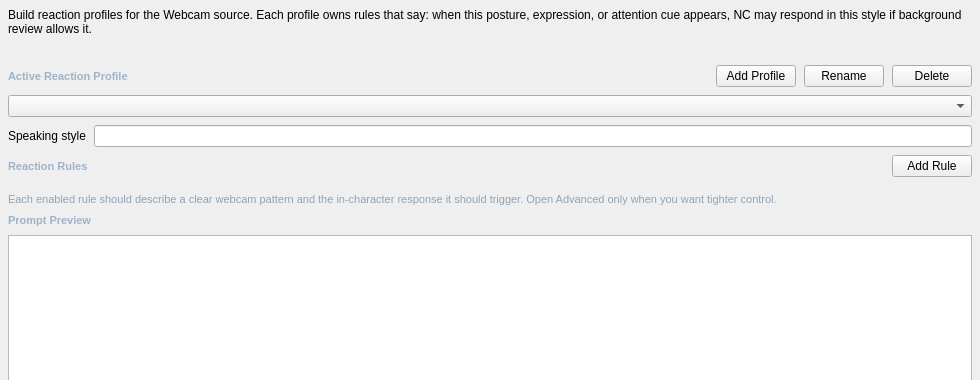
This is addons/webcam_supervisor/ui/webcam_supervisor.ui in Rakile/NeuralCompanion as Qt 5 draws it before an edit; both pictures show x 0 to 980 and y 0 to 380 of the 980 by 760 pixel window. The edited form follows.
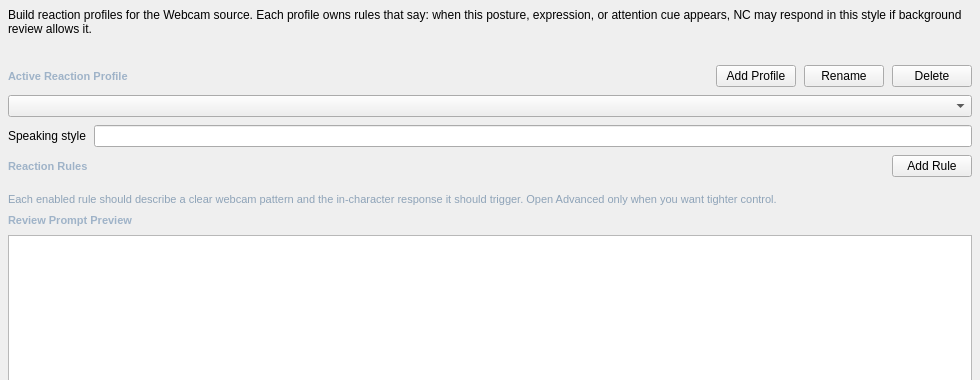
This is the edited form.

What changed in the file:
```diff
--- a/addons/webcam_supervisor/ui/webcam_supervisor.ui
+++ b/addons/webcam_supervisor/ui/webcam_supervisor.ui
@@ -36,7 +36,7 @@
    </item>
    <item><widget class="QWidget" name="webcam_supervisor_behaviors_widget"><layout class="QVBoxLayout" name="webcam_supervisor_behaviors_layout"><property name="leftMargin"><number>0</number></property><property name="topMargin"><number>0</number></property><property name="rightMargin"><number>0</number></property><property name="bottomMargin"><number>0</number></property><property name="spacing"><number>8</number></property></layout></widget></item>
    <item><widget class="QLabel" name="webcam_supervisor_note_label"><property name="styleSheet"><string notr="true">color: #8ea3b8; font-size: 11px;</string></property><property name="text"><string>Each enabled rule should describe a clear webcam pattern and the in-character response it should trigger. Open Advanced only when you want tighter control.</string></property><property name="wordWrap"><bool>true</bool></property></widget></item>
-   <item><widget class="QLabel" name="webcam_supervisor_preview_label"><property name="styleSheet"><string notr="true">color: #9fb3c8; font-size: 11px; font-weight: 600;</string></property><property name="text"><string>Prompt Preview</string></property></widget></item>
+   <item><widget class="QLabel" name="webcam_supervisor_preview_label"><property name="styleSheet"><string notr="true">color: #9fb3c8; font-size: 11px; font-weight: 600;</string></property><property name="text"><string>Review Prompt Preview</string></property></widget></item>
    <item><widget class="QPlainTextEdit" name="webcam_supervisor_preview_edit"><property name="minimumHeight"><number>180</number></property><property name="readOnly"><bool>true</bool></property></widget></item>
    <item><spacer name="root_spacer"><property name="orientation"><enum>Qt::Vertical</enum></property><property name="sizeHint" stdset="0"><size><width>20</width><height>40</height></size></property></spacer></item>
   </layout>
```
